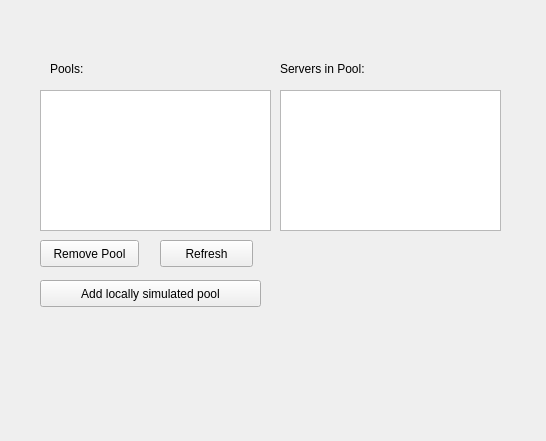
Before: the Qt Designer form src/gui/widgets/btcpoolmanager.ui in Open-Transactions/Moneychanger, drawn with Qt 5.
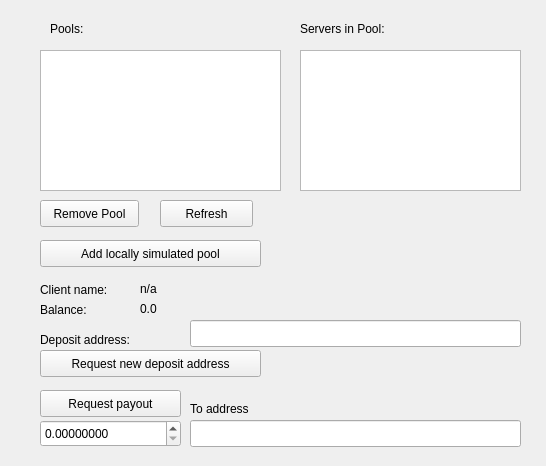
After: the same form once the commit is applied.

What changed in the file:
```diff
--- a/src/gui/widgets/btcpoolmanager.ui
+++ b/src/gui/widgets/btcpoolmanager.ui
@@ -7,7 +7,7 @@
     <x>0</x>
     <y>0</y>
     <width>546</width>
-    <height>441</height>
+    <height>466</height>
    </rect>
   </property>
   <property name="windowTitle">
@@ -17,8 +17,8 @@
    <property name="geometry">
     <rect>
      <x>40</x>
-     <y>90</y>
-     <width>231</width>
+     <y>50</y>
+     <width>241</width>
      <height>141</height>
     </rect>
    </property>
@@ -27,7 +27,7 @@
    <property name="geometry">
     <rect>
      <x>50</x>
-     <y>60</y>
+     <y>20</y>
      <width>67</width>
      <height>17</height>
     </rect>
@@ -40,7 +40,7 @@
    <property name="geometry">
     <rect>
      <x>40</x>
-     <y>280</y>
+     <y>240</y>
      <width>221</width>
      <height>27</height>
     </rect>
@@ -53,7 +53,7 @@
    <property name="geometry">
     <rect>
      <x>40</x>
-     <y>240</y>
+     <y>200</y>
      <width>99</width>
      <height>27</height>
     </rect>
@@ -66,7 +66,7 @@
    <property name="geometry">
     <rect>
      <x>160</x>
-     <y>240</y>
+     <y>200</y>
      <width>93</width>
      <height>27</height>
     </rect>
@@ -78,8 +78,8 @@
   <widget class="QListWidget" name="listServers">
    <property name="geometry">
     <rect>
-     <x>280</x>
-     <y>90</y>
+     <x>300</x>
+     <y>50</y>
      <width>221</width>
      <height>141</height>
     </rect>
@@ -88,8 +88,8 @@
   <widget class="QLabel" name="labelServers">
    <property name="geometry">
     <rect>
-     <x>280</x>
-     <y>60</y>
+     <x>300</x>
+     <y>20</y>
      <width>101</width>
      <height>17</height>
     </rect>
@@ -102,7 +102,7 @@
    <property name="geometry">
     <rect>
      <x>390</x>
-     <y>60</y>
+     <y>20</y>
      <width>151</width>
      <height>20</height>
     </rect>
@@ -111,6 +111,146 @@
     <string/>
    </property>
   </widget>
+  <widget class="QLabel" name="label">
+   <property name="geometry">
+    <rect>
+     <x>40</x>
+     <y>300</y>
+     <width>71</width>
+     <height>20</height>
+    </rect>
+   </property>
+   <property name="text">
+    <string>Balance:</string>
+   </property>
+  </widget>
+  <widget class="QLabel" name="label_2">
+   <property name="geometry">
+    <rect>
+     <x>40</x>
+     <y>280</y>
+     <width>101</width>
+     <height>20</height>
+    </rect>
+   </property>
+   <property name="text">
+    <string>Client name:</string>
+   </property>
+  </widget>
+  <widget class="QDoubleSpinBox" name="spinAmount">
+   <property name="geometry">
+    <rect>
+     <x>40</x>
+     <y>420</y>
+     <width>141</width>
+     <height>27</height>
+    </rect>
+   </property>
+   <property name="decimals">
+    <number>8</number>
+   </property>
+  </widget>
+  <widget class="QPushButton" name="buttonRequestPayout">
+   <property name="geometry">
+    <rect>
+     <x>40</x>
+     <y>390</y>
+     <width>141</width>
+     <height>27</height>
+    </rect>
+   </property>
+   <property name="text">
+    <string>Request payout</string>
+   </property>
+  </widget>
+  <widget class="QLabel" name="labelClientName">
+   <property name="geometry">
+    <rect>
+     <x>140</x>
+     <y>280</y>
+     <width>131</width>
+     <height>17</height>
+    </rect>
+   </property>
+   <property name="text">
+    <string>n/a</string>
+   </property>
+  </widget>
+  <widget class="QLabel" name="labelBalance">
+   <property name="geometry">
+    <rect>
+     <x>140</x>
+     <y>300</y>
+     <width>141</width>
+     <height>17</height>
+    </rect>
+   </property>
+   <property name="text">
+    <string>0.0</string>
+   </property>
+  </widget>
+  <widget class="QLineEdit" name="editToAddress">
+   <property name="geometry">
+    <rect>
+     <x>190</x>
+     <y>420</y>
+     <width>331</width>
+     <height>27</height>
+    </rect>
+   </property>
+  </widget>
+  <widget class="QLabel" name="label_3">
+   <property name="geometry">
+    <rect>
+     <x>190</x>
+     <y>400</y>
+     <width>91</width>
+     <height>17</height>
+    </rect>
+   </property>
+   <property name="text">
+    <string>To address</string>
+   </property>
+  </widget>
+  <widget class="QLabel" name="label_4">
+   <property name="geometry">
+    <rect>
+     <x>40</x>
+     <y>330</y>
+     <width>131</width>
+     <height>20</height>
+    </rect>
+   </property>
+   <property name="text">
+    <string>Deposit address:</string>
+   </property>
+  </widget>
+  <widget class="QLineEdit" name="editDepositAddr">
+   <property name="geometry">
+    <rect>
+     <x>190</x>
+     <y>320</y>
+     <width>331</width>
+     <height>27</height>
+    </rect>
+   </property>
+   <property name="readOnly">
+    <bool>true</bool>
+   </property>
+  </widget>
+  <widget class="QPushButton" name="buttonRequestDeposit">
+   <property name="geometry">
+    <rect>
+     <x>40</x>
+     <y>350</y>
+     <width>221</width>
+     <height>27</height>
+    </rect>
+   </property>
+   <property name="text">
+    <string>Request new deposit address</string>
+   </property>
+  </widget>
  </widget>
  <resources/>
  <connections/>
```
